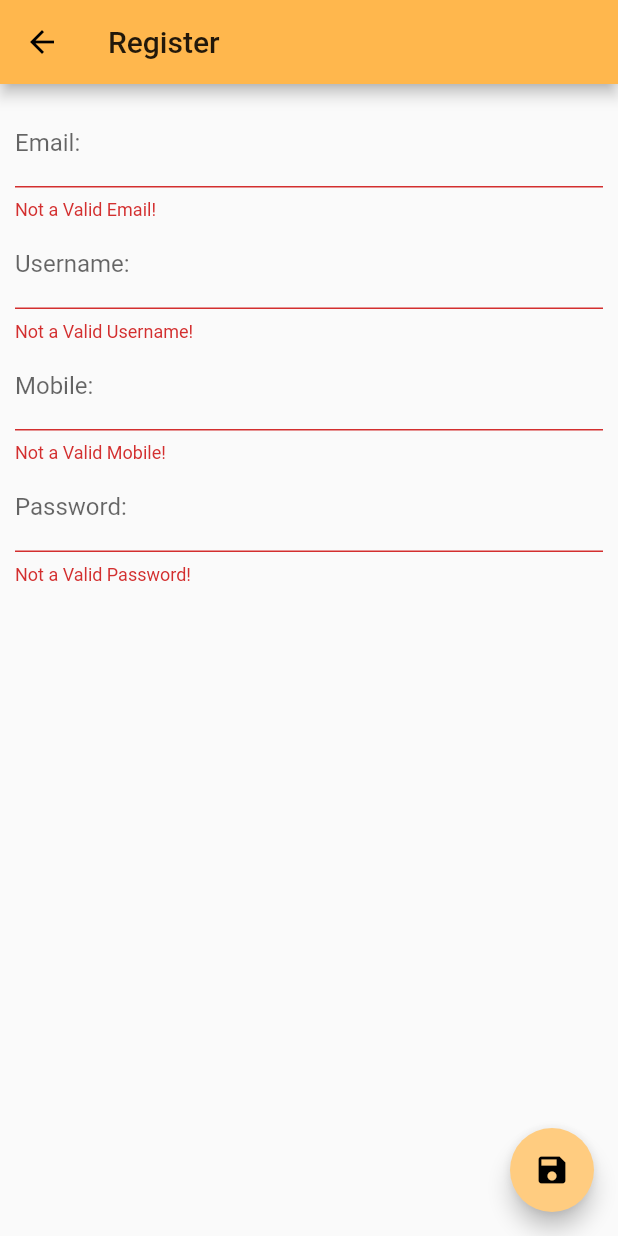
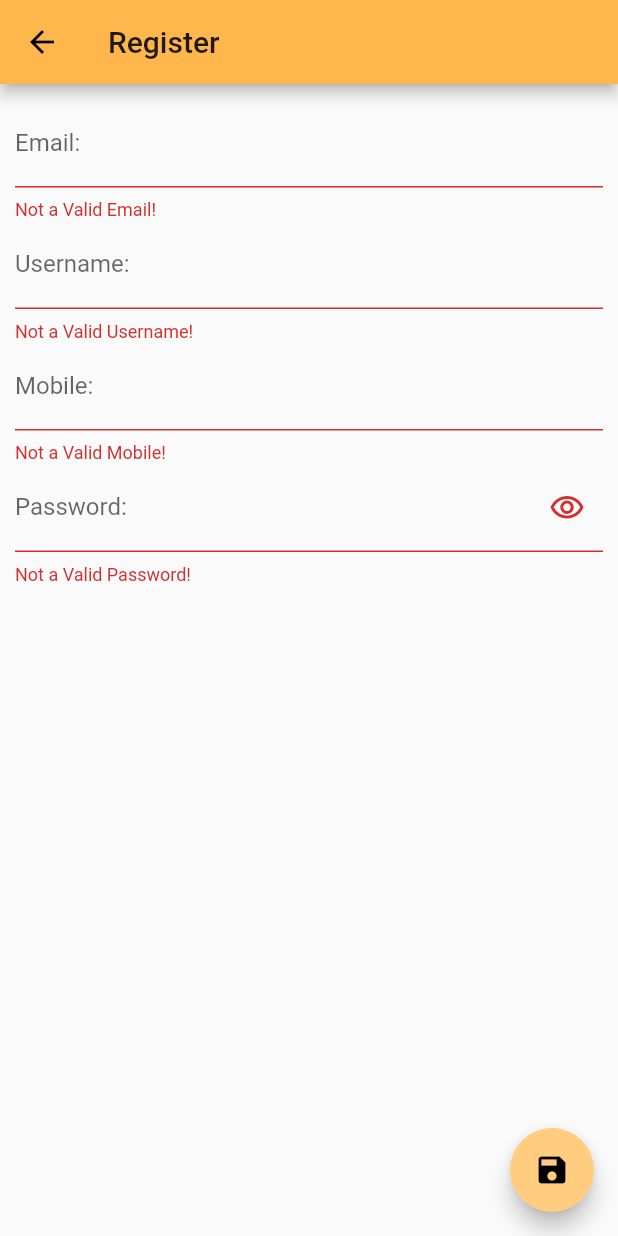
Before and after one commit to SainathChallagundla/eduempowerApp, a Flutter app: the UserRegister screen opened by its route, after a tap on the "save" icon, on a phone screen of 412 x 824 dp. Run offline on Flutter 3.47's test engine with Material 2 defaults, Android fonts, the phone set to English and light mode, and no system bars; our stand-ins replace connectivity, expandable, file_picker, flutter_secure_storage, shared_preferences, webview_flutter; missing offline and left inert: convex_bottom_navigation; accounts and stored records are empty.

Commit message:
add password visibility

```diff
--- a/lib/Public/register.dart
+++ b/lib/Public/register.dart
@@ -22,6 +22,7 @@ class UserRegisterState extends State<UserRegister> {
 
   final formKey = GlobalKey<FormState>();
   final mainKey = GlobalKey<ScaffoldState>();
+  bool _isObscure = true;
 
   @override
   Widget build(BuildContext context) {
@@ -64,12 +65,20 @@ class UserRegisterState extends State<UserRegister> {
                 TextFormField(
                   autocorrect: false,
                   decoration: InputDecoration(
-                    labelText: "Password:",
-                  ),
+                      labelText: "Password:",
+                      suffixIcon: IconButton(
+                          onPressed: () {
+                            setState(() {
+                              _isObscure = !_isObscure;
+                            });
+                          },
+                          icon: Icon(_isObscure
+                              ? Icons.visibility_outlined
+                              : Icons.visibility_off))),
                   validator: (str) =>
                       str.length <= 7 ? "Not a Valid Password!" : null,
                   onSaved: (str) => _password = str,
-                  obscureText: true,
+                  obscureText: _isObscure,
                 ),
               ],
             ),
```
Also changed, not shown: lib/Public/login.dart (+11 -2 lines).
